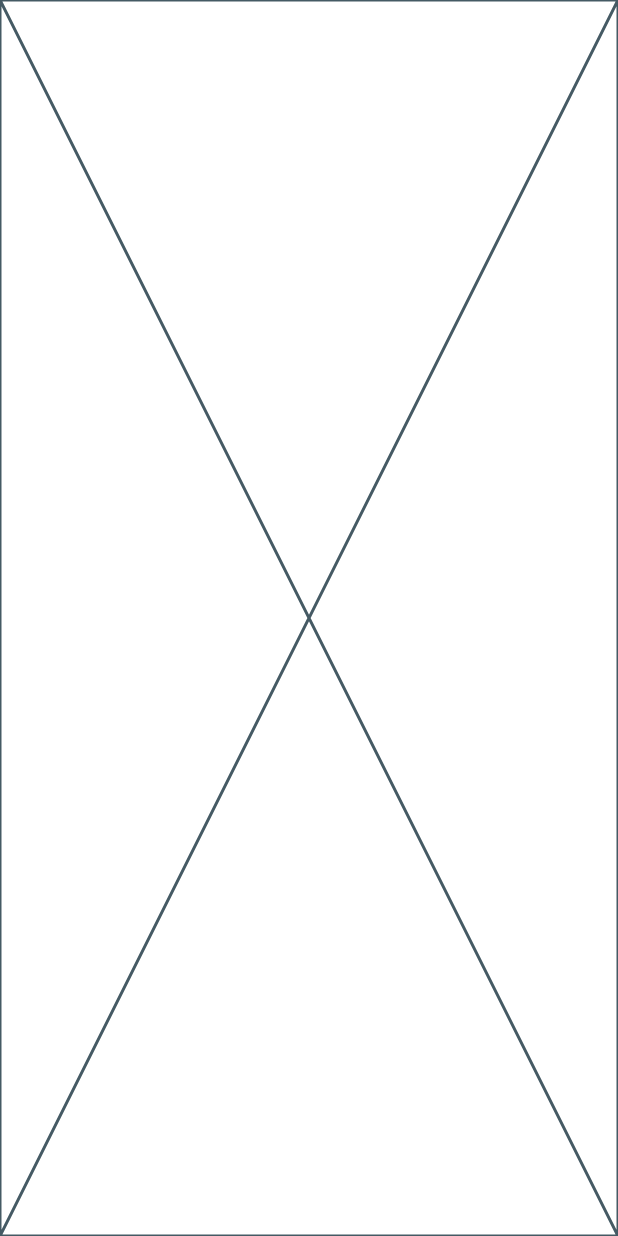
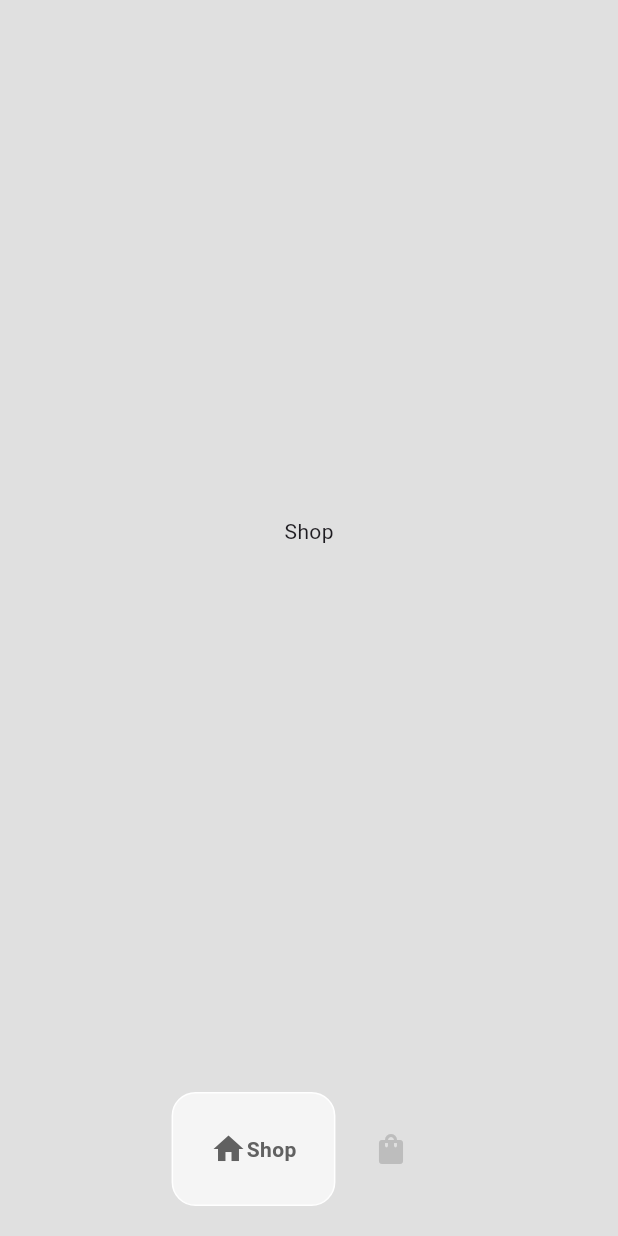
Before and after one commit to avi-kr/flutter_shoe_shopping_ui, a Flutter app: the screen it shows after launch, after a tap on "Shop Now", on a phone screen of 412 x 824 dp. Run offline on Flutter 3.47's test engine with Material 3 defaults, Android fonts, the phone set to English and light mode, and no system bars; drawn by our look-alikes of google_nav_bar.

Commit message:
Home page bottom nav bar created.

```diff
--- /dev/null
+++ b/lib/components/bottom_nav_bar.dart
@@ -0,0 +1,33 @@
+import 'package:flutter/material.dart';
+import 'package:google_nav_bar/google_nav_bar.dart';
+
+class BottomNavBar extends StatelessWidget {
+  void Function(int)? onTabChange;
+
+  BottomNavBar({super.key, required this.onTabChange});
+
+  @override
+  Widget build(BuildContext context) {
+    return Container(
+      padding: EdgeInsets.symmetric(vertical: 20),
+      child: GNav(
+          color: Colors.grey[400],
+          activeColor: Colors.grey.shade700,
+          tabActiveBorder: Border.all(color: Colors.white),
+          tabBackgroundColor: Colors.grey.shade100,
+          mainAxisAlignment: MainAxisAlignment.center,
+          tabBorderRadius: 16,
+          onTabChange: (value) => onTabChange!(value),
+          tabs: const [
+            GButton(
+              icon: Icons.home,
+              text: 'Shop',
+            ),
+            GButton(
+              icon: Icons.shopping_bag_rounded,
+              text: 'Shop',
+            ),
+          ]),
+    );
+  }
+}
--- /dev/null
+++ b/lib/pages/cart_page.dart
@@ -0,0 +1,15 @@
+import 'package:flutter/material.dart';
+
+class CartPage extends StatefulWidget {
+  const CartPage({super.key});
+
+  @override
+  State<CartPage> createState() => _CartPageState();
+}
+
+class _CartPageState extends State<CartPage> {
+  @override
+  Widget build(BuildContext context) {
+    return const Center(child: Text('Cart'));
+  }
+}
--- a/lib/pages/home_page.dart
+++ b/lib/pages/home_page.dart
@@ -1,4 +1,8 @@
 import 'package:flutter/material.dart';
+import 'package:shopping_app_ui/components/bottom_nav_bar.dart';
+import 'package:shopping_app_ui/pages/shop_page.dart';
+
+import 'cart_page.dart';
 
 class HomePage extends StatefulWidget {
   const HomePage({super.key});
@@ -8,8 +12,30 @@ class HomePage extends StatefulWidget {
 }
 
 class _HomePageState extends State<HomePage> {
+  // this selected index is to control the bottom nav bar
+  int _selectedIndex = 0;
+
+  // this method will update our selected index
+  // when the user taps on the bottom bar
+  void navigationBottomBar(int index) {
+    setState(() {
+      _selectedIndex = index;
+    });
+  }
+
+  final List<Widget> _pages = [
+    const ShopPage(),
+    const CartPage(),
+  ];
+
   @override
   Widget build(BuildContext context) {
-    return const Placeholder();
+    return Scaffold(
+      backgroundColor: Colors.grey[300],
+      bottomNavigationBar: BottomNavBar(
+        onTabChange: (index) => navigationBottomBar(index),
+      ),
+      body: _pages[_selectedIndex],
+    );
   }
 }
--- /dev/null
+++ b/lib/pages/shop_page.dart
@@ -0,0 +1,10 @@
+import 'package:flutter/material.dart';
+
+class ShopPage extends StatelessWidget {
+  const ShopPage({super.key});
+
+  @override
+  Widget build(BuildContext context) {
+    return const Center(child: Text('Shop'));
+  }
+}
--- a/pubspec.yaml
+++ b/pubspec.yaml
@@ -13,6 +13,7 @@ dependencies:
 
 
   cupertino_icons: ^1.0.8
+  google_nav_bar: ^5.0.6
 
 dev_dependencies:
   flutter_test:
```
Also changed, not shown: pubspec.lock.
